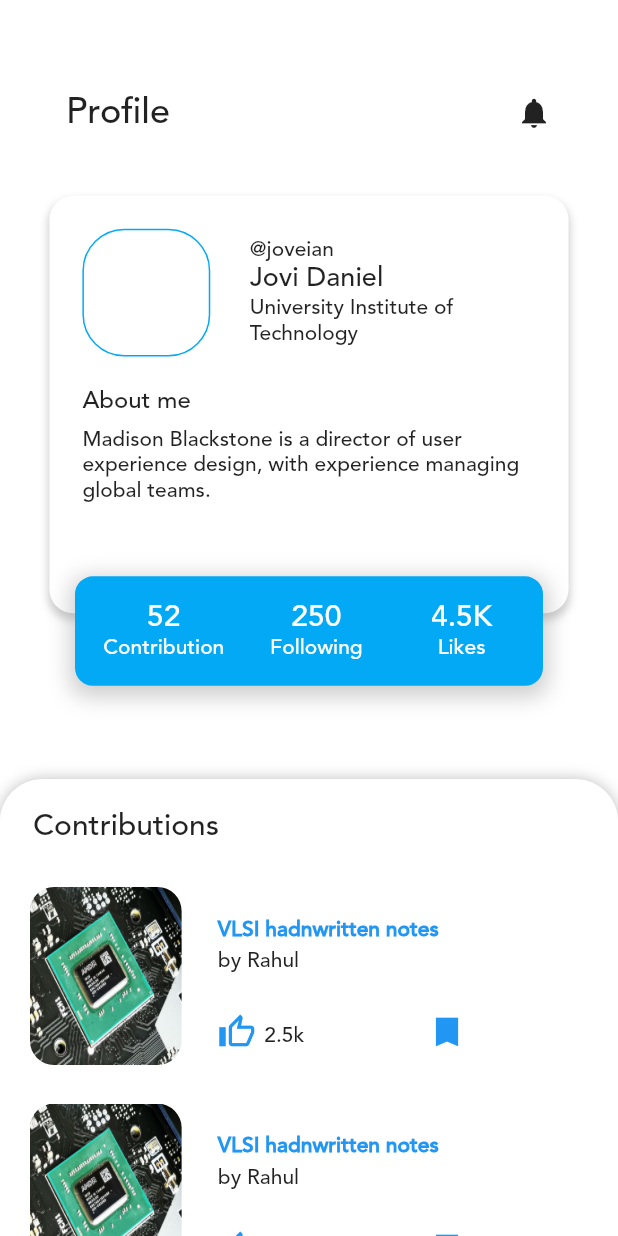
After one commit to Sahil-107/notio, a Flutter app: the CreatorProfile screen opened by its route, on a phone screen of 412 x 824 dp. The commit adds this screen. Run offline on Flutter 3.47's test engine with Material 2 defaults, Android fonts, the phone set to English and light mode, and no system bars; drawn by our look-alikes of sliding_up_panel; our stand-ins replace carousel_slider, double_back_to_close, flutter_spinkit, story_view.

Commit message:
Cerator profilr

```diff
--- a/lib/Navbar.dart
+++ b/lib/Navbar.dart
@@ -31,7 +31,9 @@ class _NavbarState extends State<Navbar> {
       floatingActionButtonLocation: FloatingActionButtonLocation.centerDocked,
       floatingActionButton: FloatingActionButton(
         child: Icon(Icons.add),
-        onPressed: () {},
+        onPressed: () {
+          Navigator.pushNamed(context, '/creatorProfile');
+        },
       ),
       bottomNavigationBar: BottomAppBar(
         shape: CircularNotchedRectangle(),
--- /dev/null
+++ b/lib/Screens/Creator/CreatorProfile.dart
@@ -0,0 +1,370 @@
+import 'package:flutter/material.dart';
+import 'package:sliding_up_panel/sliding_up_panel.dart';
+import '../../widgets.dart';
+
+class CreatorProfile extends StatefulWidget {
+  @override
+  State<CreatorProfile> createState() => _CreatorProfileState();
+}
+
+class _CreatorProfileState extends State<CreatorProfile> {
+  bool _isliked_notes = false;
+  bool _isbookmarked_notes = false;
+  ScrollController _mycontroller1 = new ScrollController();
+  @override
+  Widget build(BuildContext context) {
+    return Scaffold(
+      backgroundColor: Colors.white,
+      body: SlidingUpPanel(
+          borderRadius: BorderRadius.only(
+              topLeft: Radius.circular(28), topRight: Radius.circular(28)),
+          backdropEnabled: true,
+          parallaxEnabled: true,
+          parallaxOffset: .5,
+          maxHeight: MediaQuery.of(context).size.height,
+          minHeight: getheight(context, 300),
+          panel: Container(
+            decoration: BoxDecoration(
+                color: Colors.white,
+                borderRadius: BorderRadius.only(
+                    topLeft: Radius.circular(28),
+                    topRight: Radius.circular(28))),
+            child: Column(
+              crossAxisAlignment: CrossAxisAlignment.start,
+              children: [
+                SizedBox(height: getheight(context, 20)),
+                Padding(
+                  padding:
+                      EdgeInsets.symmetric(horizontal: getwidth(context, 20)),
+                  child: Text(
+                    "Contributions",
+                    style: TextStyle(fontSize: 20, fontWeight: FontWeight.bold),
+                  ),
+                ),
+                SizedBox(
+                  height: getheight(context, 27),
+                ),
+                SingleChildScrollView(
+                  child: Container(
+                    margin: EdgeInsets.symmetric(horizontal: 20),
+                    child: SingleChildScrollView(
+                      controller: _mycontroller1,
+                      child: Column(
+                        children: [
+                          Notes(
+                              isliked: _isliked_notes,
+                              isbookmarked: _isbookmarked_notes),
+                          Notes(
+                              isliked: _isliked_notes,
+                              isbookmarked: _isbookmarked_notes),
+                          Notes(
+                              isliked: _isliked_notes,
+                              isbookmarked: _isbookmarked_notes),
+                          Notes(
+                              isliked: _isliked_notes,
+                              isbookmarked: _isbookmarked_notes),
+                          Notes(
+                              isliked: _isliked_notes,
+                              isbookmarked: _isbookmarked_notes),
+                          Notes(
+                              isliked: _isliked_notes,
+                              isbookmarked: _isbookmarked_notes),
+                          Notes(
+                              isliked: _isliked_notes,
+                              isbookmarked: _isbookmarked_notes),
+                        ],
+                      ),
+                    ),
+                  ),
+                )
+              ],
+            ),
+          ),
+          body: Column(
+            children: [
+              SizedBox(height: getheight(context, 60)),
+              Container(
+                padding:
+                    EdgeInsets.symmetric(horizontal: getwidth(context, 40)),
+                child: Row(
+                  children: [
+                    Column(
+                      crossAxisAlignment: CrossAxisAlignment.start,
+                      children: [
+                        Text("Profile",
+                            style: TextStyle(
+                                fontSize: 24, fontWeight: FontWeight.w700)),
+                        // SizedBox(height: getheight(context, 10)),
+                      ],
+                    ),
+                    Spacer(),
+                    Icon(Icons.notifications)
+                  ],
+                ),
+              ),
+              SizedBox(
+                height: getheight(context, 40),
+              ),
+              Stack(
+                clipBehavior: Clip.none,
+                children: [
+                  Container(
+                    margin:
+                        EdgeInsets.symmetric(horizontal: getwidth(context, 30)),
+                    padding: EdgeInsets.all(getwidth(context, 20)),
+                    decoration: BoxDecoration(
+                      borderRadius: BorderRadius.circular(16),
+                      color: Colors.white,
+                      boxShadow: [
+                        BoxShadow(
+                          color: Colors.grey.withOpacity(0.5),
+                          spreadRadius: 0.5,
+                          blurRadius: 4,
+                          offset: Offset(0, 4), // changes position of shadow
+                        ),
+                      ],
+                    ),
+                    child: Column(
+                      children: [
+                        Row(
+                          children: [
+                            Container(
+                              height: getheight(context, 84),
+                              width: getheight(context, 84),
+                              decoration: BoxDecoration(
+                                  borderRadius: BorderRadius.circular(28),
+                                  border: Border.all(color: Colors.lightBlue)),
+                            ),
+                            SizedBox(width: getwidth(context, 24)),
+                            Column(
+                              crossAxisAlignment: CrossAxisAlignment.start,
+                              children: [
+                                Text("@joveian"),
+                                Text(
+                                  "Jovi Daniel",
+                                  style: TextStyle(
+                                      fontSize: 18,
+                                      fontWeight: FontWeight.bold),
+                                ),
+                                Container(
+                                    width: getwidth(context, 170),
+                                    child: Text(
+                                        "University Institute of Technology"))
+                              ],
+                            )
+                          ],
+                        ),
+                        SizedBox(
+                          height: getheight(context, 20),
+                        ),
+                        Column(
+                          crossAxisAlignment: CrossAxisAlignment.start,
+                          children: [
+                            Text(
+                              "About me",
+                              style: TextStyle(
+                                  fontSize: 16, fontWeight: FontWeight.w700),
+                            ),
+                            SizedBox(
+                              height: getheight(context, 8),
+                            ),
+                            Text(
+                                "Madison Blackstone is a director of user experience design, with experience managing global teams."),
+                            SizedBox(
+                              height: getheight(context, 50),
+                            )
+                          ],
+                        )
+                      ],
+                    ),
+                  ),
+                  Positioned(
+                    top: getheight(context, 250),
+                    right: 0.0,
+                    left: 0.0,
+                    child: Container(
+                      margin: EdgeInsets.symmetric(horizontal: 50),
+                      padding: EdgeInsets.symmetric(vertical: 16),
+                      decoration: BoxDecoration(
+                        borderRadius: BorderRadius.circular(12),
+                        color: Colors.lightBlue,
+                        boxShadow: [
+                          BoxShadow(
+                            color: Colors.grey.withOpacity(0.5),
+                            spreadRadius: 3,
+                            blurRadius: 12,
+                            offset: Offset(0, 4), // changes position of shadow
+                          ),
+                        ],
+                      ),
+                      child: Row(
+                        mainAxisAlignment: MainAxisAlignment.spaceEvenly,
+                        children: [
+                          Column(
+                            children: [
+                              Text("52",
+                                  style: TextStyle(
+                                      color: Colors.white,
+                                      fontSize: 20,
+                                      fontWeight: FontWeight.bold)),
+                              Text("Contribution",
+                                  style: TextStyle(
+                                      color: Colors.white,
+                                      fontWeight: FontWeight.bold))
+                            ],
+                          ),
+                          Column(
+                            children: [
+                              Text("250",
+                                  style: TextStyle(
+                                      color: Colors.white,
+                                      fontSize: 20,
+                                      fontWeight: FontWeight.bold)),
+                              Text("   Following   ",
+                                  style: TextStyle(
+                                      color: Colors.white,
+                                      fontWeight: FontWeight.bold))
+                            ],
+                          ),
+                          Column(
+                            children: [
+                              Text("4.5K",
+                                  style: TextStyle(
+                                      color: Colors.white,
+                                      fontSize: 20,
+                                      fontWeight: FontWeight.bold)),
+                              Text("     Likes     ",
+                                  style: TextStyle(
+                                      color: Colors.white,
+                                      fontWeight: FontWeight.bold))
+                            ],
+                          )
+                        ],
+                      ),
+                    ),
+                  ),
+                ],
+              ),
+            ],
+          )),
+    );
+  }
+}
+
+class Notes extends StatefulWidget {
+  Notes({
+    Key? key,
+    required bool isliked,
+    required bool isbookmarked,
+  })  : _isliked = isliked,
+        _isbookmarked = isbookmarked,
+        super(key: key);
+
+  bool _isliked;
+  bool _isbookmarked;
+
+  @override
+  State<Notes> createState() => _NotesState();
+}
+
+class _NotesState extends State<Notes> {
+  @override
+  Widget build(BuildContext context) {
+    return Column(
+      children: [
+        Container(
+          height: getheight(context, 117),
+          width: getwidth(context, 295),
+          decoration: BoxDecoration(
+              borderRadius: BorderRadius.circular(16), color: Colors.white),
+          child: Row(children: [
+            ClipRRect(
+                borderRadius: BorderRadius.circular(16),
+                child: Container(
+                  height: getheight(context, 117),
+                  width: getwidth(context, 92),
+                  child: Image(
+                    image: AssetImage('images/chip.jpg'),
+                    fit: BoxFit.fill,
+                  ),
+                )),
+            SizedBox(
+              width: getwidth(context, getwidth(context, 20)),
+            ),
+            Column(
+              crossAxisAlignment: CrossAxisAlignment.start,
+              children: [
+                SizedBox(
+                  height: getheight(context, getheight(context, 20)),
+                ),
+                Text(
+                  "VLSI hadnwritten notes",
+                  style: TextStyle(
+                      fontWeight: FontWeight.w900, color: Colors.blue),
+                ),
+                SizedBox(
+                  height: 4,
+                ),
+                Text("by Rahul"),
+                Spacer(),
+                Row(
+                  mainAxisSize: MainAxisSize.min,
+                  crossAxisAlignment: CrossAxisAlignment.end,
+                  children: [
+                    IconButton(
+                      constraints: BoxConstraints(),
+                      padding: EdgeInsets.zero,
+                      onPressed: () {
+                        setState(() {
+                          widget._isliked = !widget._isliked;
+                        });
+                      },
+                      icon: Icon(
+                        widget._isliked
+                            ? Icons.thumb_up_alt_sharp
+                            : Icons.thumb_up_outlined,
+                        size: getheight(context, 25),
+                        color: Colors.blue,
+                      ),
+                    ),
+                    SizedBox(
+                      width: 7,
+                    ),
+                    Text(
+                      "2.5k",
+                    ),
+                    SizedBox(
+                      width: getwidth(context, 75),
+                    ),
+                    IconButton(
+                      constraints: BoxConstraints(),
+                      padding: EdgeInsets.zero,
+                      onPressed: () {
+                        setState(() {
+                          widget._isbookmarked = !widget._isbookmarked;
+                        });
+                      },
+                      icon: Icon(
+                        widget._isbookmarked
+                            ? Icons.bookmark_outline_sharp
+                            : Icons.bookmark_sharp,
+                        size: getheight(context, 25),
+                        color: Colors.blue,
+                      ),
+                    ),
+                  ],
+                ),
+                SizedBox(
+                  height: getheight(context, 10),
+                )
+              ],
+            )
+          ]),
+        ),
+        SizedBox(
+          height: getheight(context, getheight(context, 25)),
+        ),
+      ],
+    );
+  }
+}
--- a/lib/Screens/Subject.dart
+++ b/lib/Screens/Subject.dart
@@ -269,7 +269,7 @@ class _NotesState extends State<Notes> {
                 SizedBox(
                   height: 4,
                 ),
-                Text("by Rashmi"),
+                Text("by Rahul"),
                 Spacer(),
                 Row(
                   mainAxisSize: MainAxisSize.min,
--- a/lib/main.dart
+++ b/lib/main.dart
@@ -2,6 +2,7 @@ import 'package:flutter/material.dart';
 import 'package:notio/Navbar.dart';
 import 'package:notio/Screens/Auth/Loading.dart';
 import 'package:notio/Screens/Auth/Onboarding.dart';
+import 'package:notio/Screens/Creator/CreatorProfile.dart';
 import 'package:notio/Screens/Verification/Verfication2.dart';
 import 'package:notio/Screens/Verification/VerificationDetails.dart';
 import 'Screens/Auth/Login.dart';
@@ -34,7 +35,8 @@ class MyApp extends StatelessWidget {
           '/saved': (context) => Saved(),
           '/navbar': (context) => Navbar(),
           '/verificationDetails': (context) => Verification(),
-          '/verification2': (context) => Verification2()
+          '/verification2': (context) => Verification2(),
+          '/creatorProfile': (context) => CreatorProfile()
         },
         initialRoute: '/loading');
   }
--- a/pubspec.yaml
+++ b/pubspec.yaml
@@ -39,6 +39,7 @@ dependencies:
   carousel_slider: ^4.1.1
   double_back_to_close: ^2.0.0
   story_view: ^0.14.0
+  sliding_up_panel: ^2.0.0+1
 
 
 dev_dependencies:
```
Also changed, not shown: pubspec.lock.
